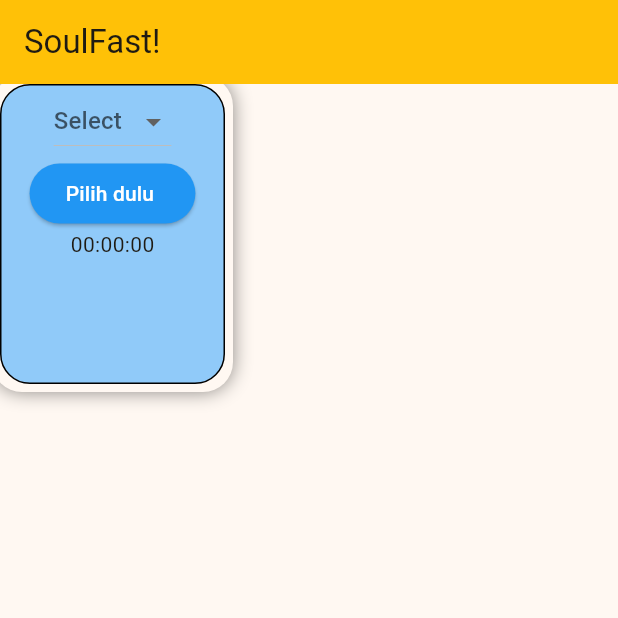
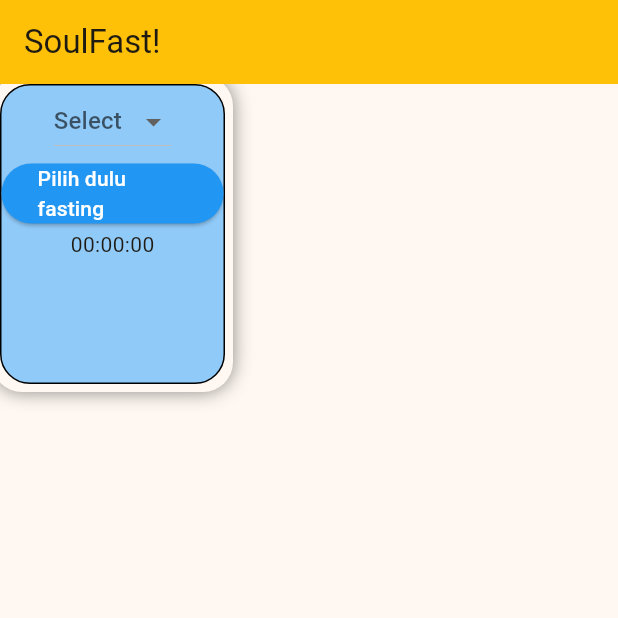
Before and after one commit to ilhamafandi21/soul-fast, a Flutter app: the screen it shows after launch, after a tap on "Start", on a phone screen of 412 x 824 dp, the top half of it. Run offline on Flutter 3.47's test engine with Material 3 defaults, Android fonts, the phone set to English and light mode, and no system bars.

Commit message:
10 Nov 2025

```diff
--- a/lib/widgets/dropdown_widget.dart
+++ b/lib/widgets/dropdown_widget.dart
@@ -62,7 +62,7 @@ class _DropdownWidgetState extends State<DropdownWidget> {
 
         } else {
           e.cancel();
-          buttonText = 'Pilih dulu ';
+          buttonText = 'Pilih dulu fasting';
         }
       });
     });
```
